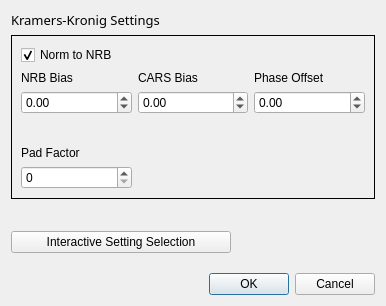
First picture: the form in crikit/ui/qt5/ui_KKOptions.ui, repository CCampJr/CRIkit2, before the edit.
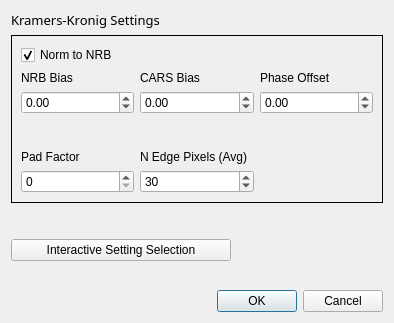
Second picture: the form after the edit.

Commit message: Added n_edge to KK UI and dialog

Patch:
```diff
--- a/crikit/ui/qt5/ui_KKOptions.ui
+++ b/crikit/ui/qt5/ui_KKOptions.ui
@@ -6,8 +6,8 @@
    <rect>
     <x>0</x>
     <y>0</y>
-    <width>386</width>
-    <height>306</height>
+    <width>394</width>
+    <height>323</height>
    </rect>
   </property>
   <property name="windowTitle">
@@ -149,6 +149,26 @@
         <item row="7" column="1">
          <widget class="QSpinBox" name="spinBoxPadFactor"/>
         </item>
+        <item row="6" column="3">
+         <widget class="QLabel" name="label_6">
+          <property name="text">
+           <string>N Edge Pixels (Avg)</string>
+          </property>
+         </widget>
+        </item>
+        <item row="7" column="3">
+         <widget class="QSpinBox" name="spinBoxEdge">
+          <property name="minimum">
+           <number>1</number>
+          </property>
+          <property name="maximum">
+           <number>800</number>
+          </property>
+          <property name="value">
+           <number>30</number>
+          </property>
+         </widget>
+        </item>
        </layout>
       </widget>
      </item>
```
The commit also changes 8 other files.
